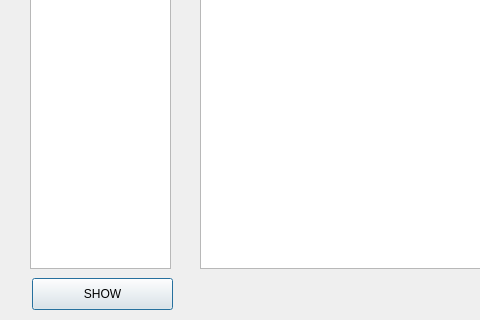
First picture: the form in GUI/main.ui, repository Yee172/AlphabetQs, before the edit; both pictures show x 0 to 480 and y 242 to 562 of the 770 by 562 pixel window.
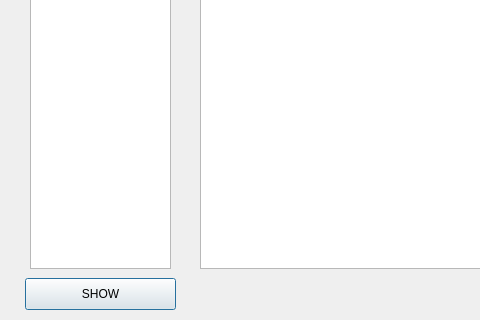
Second picture: the form after the edit.

Diff of the .ui file:
```diff
--- a/GUI/main.ui
+++ b/GUI/main.ui
@@ -200,9 +200,9 @@
   <widget class="QPushButton" name="button_show_wordlist">
    <property name="geometry">
     <rect>
-     <x>32</x>
+     <x>25</x>
      <y>520</y>
-     <width>141</width>
+     <width>151</width>
      <height>32</height>
     </rect>
    </property>
```
